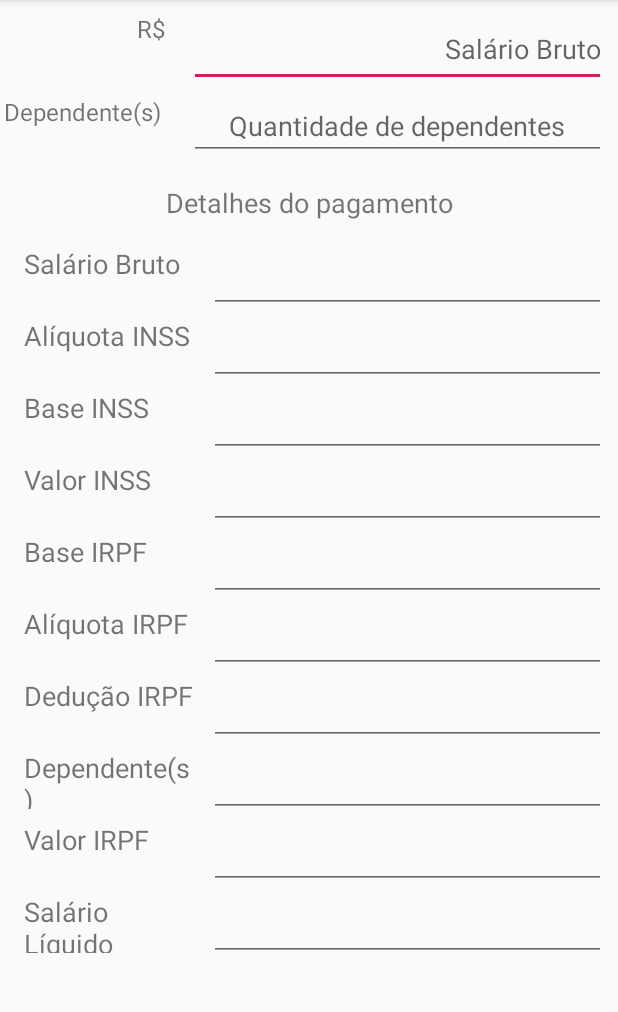
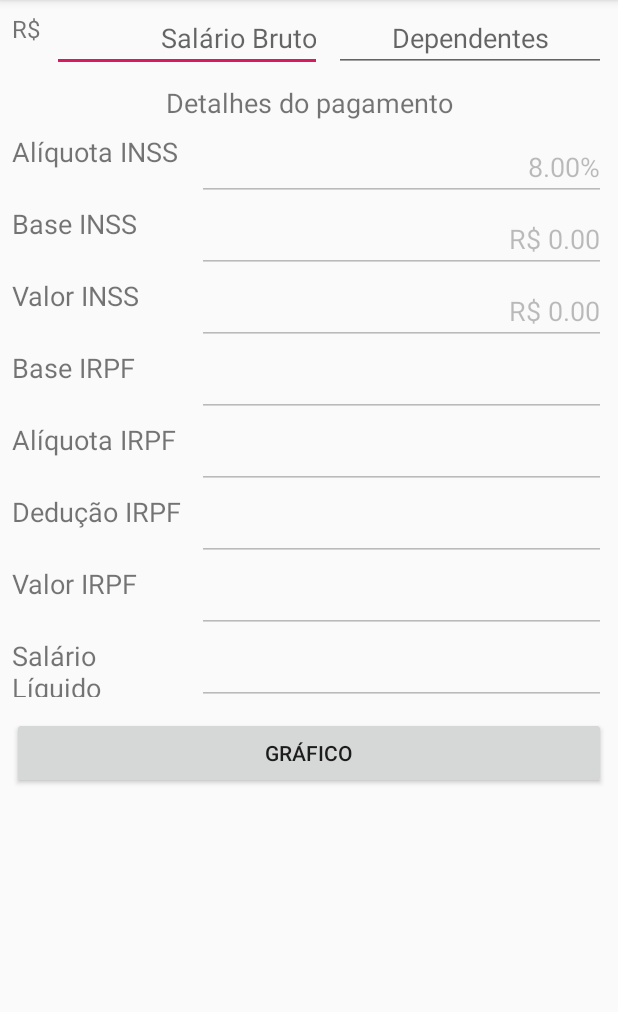
Before and after one commit to jackson-roberio/CalculadoraFinanceira, an Android app: the screen it shows after launch (MainActivity), on a phone screen of 412 x 824 dp, the part 84-1096 px from its top. Run offline under Robolectric (Android 15) with nearby library versions, the phone set to English and light mode, and no system bars.

Commit message:
- Corrigido o layout para visualização no moto x4;
- Acrescentado a regra dos valores para INSS e iniciado as regras do IRPF;

- Obs. o valor a pagar do INSS está errado, precisa rever o calculo.

```diff
--- a/app/src/main/java/br/com/jacksonroberio/calculadorafinanceira/MainActivity.java
+++ b/app/src/main/java/br/com/jacksonroberio/calculadorafinanceira/MainActivity.java
@@ -2,12 +2,104 @@ package br.com.jacksonroberio.calculadorafinanceira;
 
 import android.support.v7.app.AppCompatActivity;
 import android.os.Bundle;
+import android.text.Editable;
+import android.text.TextWatcher;
+import android.widget.Button;
+import android.widget.EditText;
+
+import br.com.jacksonroberio.calculadorafinanceira.negocio.entidade.ContraCheque;
+import br.com.jacksonroberio.calculadorafinanceira.negocio.entidade.Trabalhador;
 
 public class MainActivity extends AppCompatActivity {
+
+    private EditText edtSalarioBruto, edtSalarioLiquido, edtDependentes, edtAlqInss, edtAlqIrpf, edtBaseInss, edtBaseIrpf, edtVlInss, edtVlIrpf, edtDeducao;
+
+    private Button buttonGrafico;
+
+    private ContraCheque contraCheque;
 
     @Override
     protected void onCreate(Bundle savedInstanceState) {
         super.onCreate(savedInstanceState);
         setContentView(R.layout.activity_main);
+        iniciarVariaveis();
+        Trabalhador trb = new Trabalhador(0f, 0);
+        contraCheque = new ContraCheque(trb);
+
+
+        //Setar o valor do input de entrada do salaário na variável responsável pelos calculos (Trabalhador->Contracheque)
+        edtSalarioBruto.addTextChangedListener(new TextWatcher() {
+            @Override
+            public void beforeTextChanged(CharSequence s, int start, int count, int after) {
+
+            }
+
+            @Override
+            public void onTextChanged(CharSequence s, int start, int before, int count) {
+
+            }
+
+            @Override
+            public void afterTextChanged(Editable s) {
+               try {
+                    contraCheque.getTrabalhador().setSalario(Float.parseFloat(s.toString()));
+               } catch (Exception e) {
+                   contraCheque.getTrabalhador().setSalario(0f);
+               }
+
+               definirValores();
+            }
+        });
+        //Fim: setar valor do input de entrada no salário bruto.
+
+        //Setar o valor do input dos dependentes, para poder calcular os valores finais de pagamento.
+        edtDependentes.addTextChangedListener(new TextWatcher() {
+            @Override
+            public void beforeTextChanged(CharSequence s, int start, int count, int after) {
+
+            }
+
+            @Override
+            public void onTextChanged(CharSequence s, int start, int before, int count) {
+
+            }
+
+            @Override
+            public void afterTextChanged(Editable s) {
+                try {
+                    contraCheque.getTrabalhador().setDependentes(Integer.parseInt(s.toString()));
+                } catch (Exception e){
+                    contraCheque.getTrabalhador().setDependentes(0);
+                }
+                definirValores();
+            }
+        });
+        //FIM: setar valores dos dependentes.
+
+
+        definirValores();
+    }
+
+
+
+    private void definirValores(){
+        edtBaseInss.setText(contraCheque.getBaseInssString());
+        edtAlqInss.setText(contraCheque.getAlicotaInssString());
+        edtVlInss.setText(contraCheque.getInssString());
+    }
+
+    private void iniciarVariaveis(){
+        edtSalarioBruto     =  findViewById(R.id.ap_edt_salario_bruto);
+        edtSalarioLiquido   =  findViewById(R.id.ap_out_salario_liquido);
+        edtDependentes      =  findViewById(R.id.ap_edt_qtd_dependentes);
+        edtAlqInss          =  findViewById(R.id.ap_out_alq_inss);
+        edtAlqIrpf          =  findViewById(R.id.ap_out_alq_irpf);
+        edtBaseInss         =  findViewById(R.id.ap_out_base_inss);
+        edtBaseIrpf         =  findViewById(R.id.ap_out_base_irpf);
+        edtVlInss           =  findViewById(R.id.ap_out_vl_inss);
+        edtVlIrpf           =  findViewById(R.id.ap_out_vl_irpf);
+        edtDeducao          = findViewById(R.id.ap_out_deducao_irpf);
+        buttonGrafico       = (Button) findViewById(R.id.ap_button_grafico);
+
     }
 }
--- a/app/src/main/java/br/com/jacksonroberio/calculadorafinanceira/negocio/entidade/ContraCheque.java
+++ b/app/src/main/java/br/com/jacksonroberio/calculadorafinanceira/negocio/entidade/ContraCheque.java
@@ -23,19 +23,32 @@ public class ContraCheque {
     }
 
 
+    private String transformarString(float valor){
+        return String.format("%.02f", valor);
+    }
+
+
     /**
      * Getters & Setters
      **/
     //Podendo ser 8%, 9% ou 11%
-    public double getAlicotaInss() {
+    public float getAlicotaInss() {
         return AliquotaInssDefinirPorcentagem.calcularPorcentgagem(getSalarioBruto());
+    }
+
+    public String getAlicotaInssString(){
+        return transformarString(getAlicotaInss()) + "%";
     }
 
     /***
      * Podendo ser o próprio salaário ou o topo do INSS
      */
-    public double getBaseInss() {
+    public float getBaseInss() {
         return BaseInssDefinirValor.calcular(getSalarioBruto());
+    }
+
+    public String getBaseInssString(){
+        return "R$ " +transformarString(getBaseInss());
     }
 
     /**
@@ -43,12 +56,17 @@ public class ContraCheque {
      *
      * É o multiplicação da alicaota do INSS e da base do INSS.
      **/
-    public double getInss() {
+    public float getInss() {
         return getAlicotaInss() * getBaseInss();
     }
 
-    public  double getBaseIRPF(){
-        return getSalarioBruto() - getInss() - (trabalhador.getDependentes() * 189.59);
+    public String getInssString(){
+        return "R$ " + transformarString(getInss());
+    }
+
+
+    public  float getBaseIRPF(){
+        return getSalarioBruto() - getInss() - (trabalhador.getDependentes() * 189.59f);
     }
 
     public double getAliquotaIRPF(){
@@ -58,7 +76,7 @@ public class ContraCheque {
     /**
      * @return o salário bruto, de acordo com o definido no objeto {@link Trabalhador}
      **/
-    public double getSalarioBruto(){
+    public float getSalarioBruto(){
         return this.trabalhador.getSalario();
     }
 
--- a/app/src/main/java/br/com/jacksonroberio/calculadorafinanceira/negocio/entidade/Trabalhador.java
+++ b/app/src/main/java/br/com/jacksonroberio/calculadorafinanceira/negocio/entidade/Trabalhador.java
@@ -2,28 +2,34 @@ package br.com.jacksonroberio.calculadorafinanceira.negocio.entidade;
 
 public class Trabalhador {
 
-    private double salario;
+    private Float salario;
 
-    private int dependentes;
+    private Integer dependentes;
 
+    public Trabalhador() {
+    }
 
+    public Trabalhador(float salario, int dependentes) {
+        this.salario = salario;
+        this.dependentes = dependentes;
+    }
 
     /**
      *  Gettres & Setters
      * */
-    public double getSalario() {
+    public Float getSalario() {
         return salario;
     }
 
-    public void setSalario(double salario) {
+    public void setSalario(Float salario) {
         this.salario = salario;
     }
 
-    public int getDependentes() {
+    public Integer getDependentes() {
         return dependentes;
     }
 
-    public void setDependentes(int dependentes) {
+    public void setDependentes(Integer dependentes) {
         this.dependentes = dependentes;
     }
 }
--- a/app/src/main/java/br/com/jacksonroberio/calculadorafinanceira/negocio/entidade/regras/AliquotaInssDefinirPorcentagem.java
+++ b/app/src/main/java/br/com/jacksonroberio/calculadorafinanceira/negocio/entidade/regras/AliquotaInssDefinirPorcentagem.java
@@ -5,9 +5,9 @@ package br.com.jacksonroberio.calculadorafinanceira.negocio.entidade.regras;
 */
 public class AliquotaInssDefinirPorcentagem {
 
-    private static final double OITO_PORCENTO = 1751.82;
+    private static final float OITO_PORCENTO = 1751.82f;
 
-    private static final double ONZE_PORCENTO = 2919.72;
+    private static final float ONZE_PORCENTO = 2919.72f;
 
 
     /**
@@ -18,8 +18,8 @@ public class AliquotaInssDefinirPorcentagem {
      * 9% = se o salálrio ficar entre R$ 1751,81 e R$ 2919,72;
      * 11%  = se o salário for superior à {@value ONZE_PORCENTO}
      **/
-    public static double calcularPorcentgagem(double salario){
-        double resultado;
+    public static float calcularPorcentgagem(float salario){
+        float resultado;
 
         if(salario < OITO_PORCENTO)
             resultado = 8;
--- a/app/src/main/java/br/com/jacksonroberio/calculadorafinanceira/negocio/entidade/regras/BaseInssDefinirValor.java
+++ b/app/src/main/java/br/com/jacksonroberio/calculadorafinanceira/negocio/entidade/regras/BaseInssDefinirValor.java
@@ -8,9 +8,9 @@ package br.com.jacksonroberio.calculadorafinanceira.negocio.entidade.regras;
  **/
 public class BaseInssDefinirValor {
 
-    private static final double LIMITE_INSS = 5839.45;
+    private static final float LIMITE_INSS = 5839.45f;
 
-    public static double calcular(double salario){
+    public static float calcular(float salario){
         if (salario > LIMITE_INSS)
             return LIMITE_INSS;
         else
--- a/app/src/main/res/layout/activity_main.xml
+++ b/app/src/main/res/layout/activity_main.xml
@@ -8,62 +8,49 @@
 
     <EditText
         android:id="@+id/ap_edt_salario_bruto"
-        android:layout_width="0dp"
-        android:layout_height="50dp"
-        android:layout_marginStart="16dp"
+        android:layout_width="180dp"
+        android:layout_height="40dp"
+        android:layout_marginStart="8dp"
         android:layout_marginTop="8dp"
-        android:layout_marginEnd="8dp"
         android:ems="10"
         android:hint="@string/ap_salario_bruto"
         android:inputType="numberDecimal"
         android:textAlignment="textEnd"
         android:textDirection="ltr"
-        app:layout_constraintEnd_toEndOf="parent"
-        app:layout_constraintStart_toEndOf="@+id/textView3"
+        app:layout_constraintStart_toEndOf="@+id/textView2"
         app:layout_constraintTop_toTopOf="parent" />
 
     <TextView
         android:id="@+id/textView2"
-        android:layout_width="0dp"
-        android:layout_height="47dp"
-        android:layout_marginEnd="16dp"
+        android:layout_width="wrap_content"
+        android:layout_height="40dp"
+        android:layout_marginStart="8dp"
         android:text="@string/ap_rs"
         android:textAlignment="textEnd"
         android:textSize="16sp"
-        app:layout_constraintEnd_toStartOf="@+id/ap_edt_salario_bruto"
         app:layout_constraintStart_toStartOf="parent"
         app:layout_constraintTop_toTopOf="@+id/ap_edt_salario_bruto" />
-
-    <TextView
-        android:id="@+id/textView3"
-        android:layout_width="110dp"
-        android:layout_height="47dp"
-        android:layout_marginTop="8dp"
-        android:text="@string/ap_dependentes"
-        android:textAlignment="center"
-        android:textSize="16sp"
-        app:layout_constraintStart_toStartOf="@+id/textView2"
-        app:layout_constraintTop_toBottomOf="@+id/textView2" />
 
     <EditText
         android:id="@+id/ap_edt_qtd_dependentes"
         android:layout_width="0dp"
-        android:layout_height="43dp"
+        android:layout_height="40dp"
+        android:layout_marginStart="8dp"
         android:layout_marginEnd="8dp"
         android:ems="10"
-        android:hint="@string/ap_qtd_dependentes"
+        android:hint="@string/ap_dependentes"
         android:inputType="number"
         android:textAlignment="center"
         android:textDirection="rtl"
         app:layout_constraintEnd_toEndOf="parent"
-        app:layout_constraintStart_toStartOf="@+id/ap_edt_salario_bruto"
-        app:layout_constraintTop_toTopOf="@+id/textView3" />
+        app:layout_constraintStart_toEndOf="@+id/ap_edt_salario_bruto"
+        app:layout_constraintTop_toTopOf="@+id/ap_edt_salario_bruto" />
 
     <TextView
         android:id="@+id/textView4"
         android:layout_width="0dp"
         android:layout_height="wrap_content"
-        android:layout_marginTop="16dp"
+        android:layout_marginTop="8dp"
         android:text="@string/ap_info_pagamento"
         android:textAlignment="center"
         android:textSize="18sp"
@@ -72,42 +59,15 @@
         app:layout_constraintTop_toBottomOf="@+id/ap_edt_qtd_dependentes" />
 
     <TextView
-        android:id="@+id/textView5"
+        android:id="@+id/textView6"
         android:layout_width="115dp"
         android:layout_height="40dp"
-        android:layout_marginStart="16dp"
-        android:layout_marginTop="16dp"
-        android:text="@string/ap_salario_bruto"
+        android:layout_marginStart="8dp"
+        android:layout_marginTop="8dp"
+        android:text="@string/ap_alq_inss"
         android:textSize="18sp"
         app:layout_constraintStart_toStartOf="parent"
         app:layout_constraintTop_toBottomOf="@+id/textView4" />
-
-    <EditText
-        android:id="@+id/ap_out_salario_bruto"
-        android:layout_width="0dp"
-        android:layout_height="wrap_content"
-        android:layout_marginStart="8dp"
-        android:layout_marginEnd="8dp"
-        android:clickable="false"
-        android:cursorVisible="false"
-        android:editable="false"
-        android:ems="10"
-        android:inputType="textPersonName"
-        android:textAlignment="textEnd"
-        android:textDirection="rtl"
-        app:layout_constraintEnd_toEndOf="parent"
-        app:layout_constraintStart_toEndOf="@+id/textView5"
-        app:layout_constraintTop_toTopOf="@+id/textView5" />
-
-    <TextView
-        android:id="@+id/textView6"
-        android:layout_width="115dp"
-        android:layout_height="40dp"
-        android:layout_marginTop="8dp"
-        android:text="@string/ap_alq_inss"
-        android:textSize="18sp"
-        app:layout_constraintStart_toStartOf="@+id/textView5"
-        app:layout_constraintTop_toBottomOf="@+id/textView5" />
 
     <EditText
         android:id="@+id/ap_out_alq_inss"
@@ -116,7 +76,9 @@
         android:layout_marginStart="8dp"
         android:layout_marginEnd="8dp"
         android:ems="10"
+        android:enabled="false"
         android:inputType="textPersonName"
+        android:textDirection="rtl"
         app:layout_constraintEnd_toEndOf="parent"
         app:layout_constraintStart_toEndOf="@+id/textView6"
         app:layout_constraintTop_toTopOf="@+id/textView6" />
@@ -172,24 +134,14 @@
         app:layout_constraintTop_toBottomOf="@+id/textView9" />
 
     <TextView
-        android:id="@+id/textView12"
-        android:layout_width="115dp"
-        android:layout_height="40dp"
-        android:layout_marginTop="8dp"
-        android:text="@string/ap_dependentes"
-        android:textSize="18sp"
-        app:layout_constraintStart_toStartOf="@+id/textView10"
-        app:layout_constraintTop_toBottomOf="@+id/textView10" />
-
-    <TextView
         android:id="@+id/textView13"
         android:layout_width="115dp"
         android:layout_height="40dp"
         android:layout_marginTop="8dp"
         android:text="@string/ap_vl_irpf"
         android:textSize="18sp"
-        app:layout_constraintStart_toStartOf="@+id/textView12"
-        app:layout_constraintTop_toBottomOf="@+id/textView12" />
+        app:layout_constraintStart_toStartOf="@+id/textView10"
+        app:layout_constraintTop_toBottomOf="@+id/textView10" />
 
     <TextView
         android:id="@+id/textView14"
@@ -208,7 +160,9 @@
         android:layout_marginStart="8dp"
         android:layout_marginEnd="8dp"
         android:ems="10"
+        android:enabled="false"
         android:inputType="textPersonName"
+        android:textDirection="rtl"
         app:layout_constraintEnd_toEndOf="parent"
         app:layout_constraintStart_toEndOf="@+id/textView7"
         app:layout_constraintTop_toTopOf="@+id/textView7" />
@@ -219,7 +173,9 @@
         android:layout_height="wrap_content"
         android:layout_marginEnd="8dp"
         android:ems="10"
+        android:enabled="false"
         android:inputType="textPersonName"
+        android:textDirection="rtl"
         app:layout_constraintEnd_toEndOf="parent"
         app:layout_constraintStart_toStartOf="@+id/ap_out_base_inss"
         app:layout_constraintTop_toTopOf="@+id/textView8" />
@@ -231,7 +187,9 @@
         android:layout_marginStart="8dp"
         android:layout_marginEnd="8dp"
         android:ems="10"
+        android:enabled="false"
         android:inputType="textPersonName"
+        android:textDirection="rtl"
         app:layout_constraintEnd_toEndOf="parent"
         app:layout_constraintStart_toEndOf="@+id/textView9"
         app:layout_constraintTop_toTopOf="@+id/textView9" />
@@ -243,7 +201,9 @@
         android:layout_marginStart="8dp"
         android:layout_marginEnd="8dp"
         android:ems="10"
+        android:enabled="false"
         android:inputType="textPersonName"
+        android:textDirection="rtl"
         app:layout_constraintEnd_toEndOf="parent"
         app:layout_constraintStart_toEndOf="@+id/textView11"
         app:layout_constraintTop_toTopOf="@+id/textView11" />
@@ -255,22 +215,12 @@
         android:layout_marginStart="8dp"
         android:layout_marginEnd="8dp"
         android:ems="10"
+        android:enabled="false"
         android:inputType="textPersonName"
+        android:textDirection="rtl"
         app:layout_constraintEnd_toEndOf="parent"
         app:layout_constraintStart_toEndOf="@+id/textView10"
         app:layout_constraintTop_toTopOf="@+id/textView10" />
-
-    <EditText
-        android:id="@+id/ap_out_dependente"
-        android:layout_width="0dp"
-        android:layout_height="wrap_content"
-        android:layout_marginStart="8dp"
-        android:layout_marginEnd="8dp"
-        android:ems="10"
-        android:inputType="textPersonName"
-        app:layout_constraintEnd_toEndOf="parent"
-        app:layout_constraintStart_toEndOf="@+id/textView12"
-        app:layout_constraintTop_toTopOf="@+id/textView12" />
 
     <EditText
         android:id="@+id/ap_out_vl_irpf"
@@ -279,7 +229,9 @@
         android:layout_marginStart="8dp"
         android:layout_marginEnd="8dp"
         android:ems="10"
+        android:enabled="false"
         android:inputType="textPersonName"
+        android:textDirection="rtl"
         app:layout_constraintEnd_toEndOf="parent"
         app:layout_constraintStart_toEndOf="@+id/textView13"
         app:layout_constraintTop_toTopOf="@+id/textView13" />
@@ -291,9 +243,23 @@
         android:layout_marginStart="8dp"
         android:layout_marginEnd="8dp"
         android:ems="10"
+        android:enabled="false"
         android:inputType="textPersonName"
+        android:textDirection="rtl"
         app:layout_constraintEnd_toEndOf="parent"
         app:layout_constraintStart_toEndOf="@+id/textView14"
         app:layout_constraintTop_toTopOf="@+id/textView14" />
 
+    <Button
+        android:id="@+id/ap_button_grafico"
+        android:layout_width="0dp"
+        android:layout_height="wrap_content"
+        android:layout_marginStart="8dp"
+        android:layout_marginTop="8dp"
+        android:layout_marginEnd="8dp"
+        android:text="@string/ap_grafico"
+        app:layout_constraintEnd_toEndOf="parent"
+        app:layout_constraintStart_toStartOf="parent"
+        app:layout_constraintTop_toBottomOf="@+id/ap_out_salario_liquido" />
+
 </android.support.constraint.ConstraintLayout>
--- a/app/src/main/res/values/strings.xml
+++ b/app/src/main/res/values/strings.xml
@@ -6,7 +6,7 @@
     <string name="ap_salario_bruto">Salário Bruto</string>
     <string name="ap_salario_liquido">Salário Líquido</string>
     <string name="ap_rs">R$</string>
-    <string name="ap_dependentes">Dependente(s)</string>
+    <string name="ap_dependentes">Dependentes</string>
     <string name="ap_qtd_dependentes">Quantidade de dependentes</string>
     <string name="ap_info_pagamento">Detalhes do pagamento</string>
     <string name="ap_alq_inss">Alíquota INSS</string>
@@ -16,5 +16,6 @@
     <string name="ap_alq_irpf">Alíquota IRPF</string>
     <string name="ap_deducao_irpf">Dedução IRPF</string>
     <string name="ap_vl_irpf">Valor IRPF</string>
+    <string name="ap_grafico">Gráfico</string>
     <string name="c"></string>
 </resources>
```
